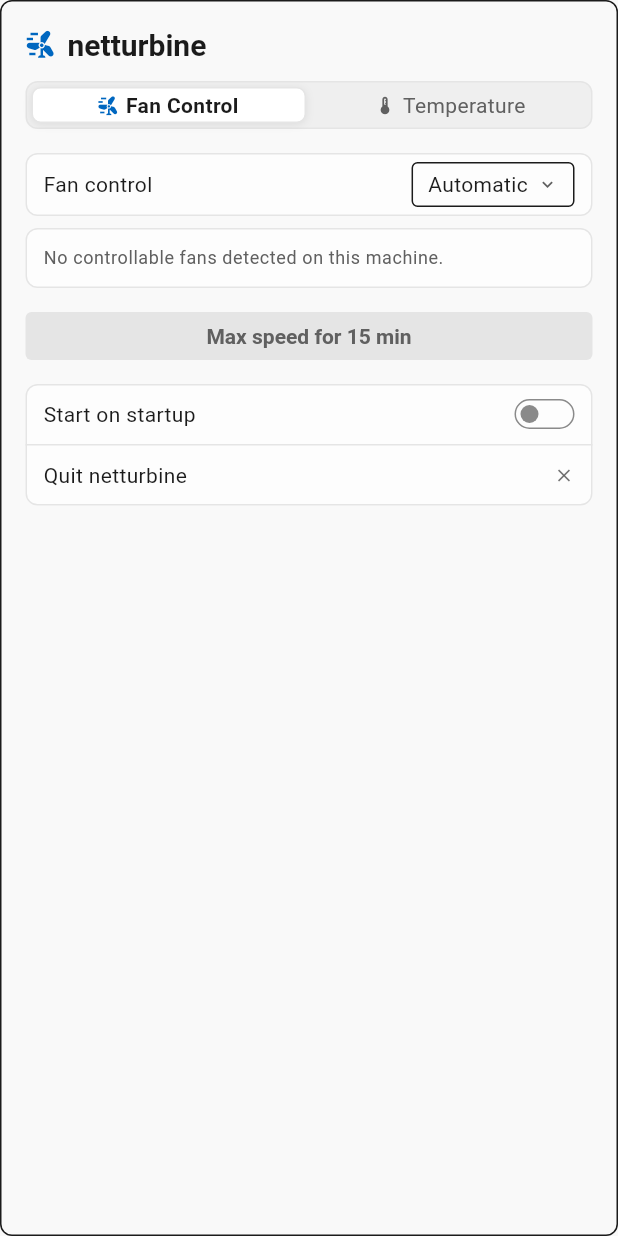
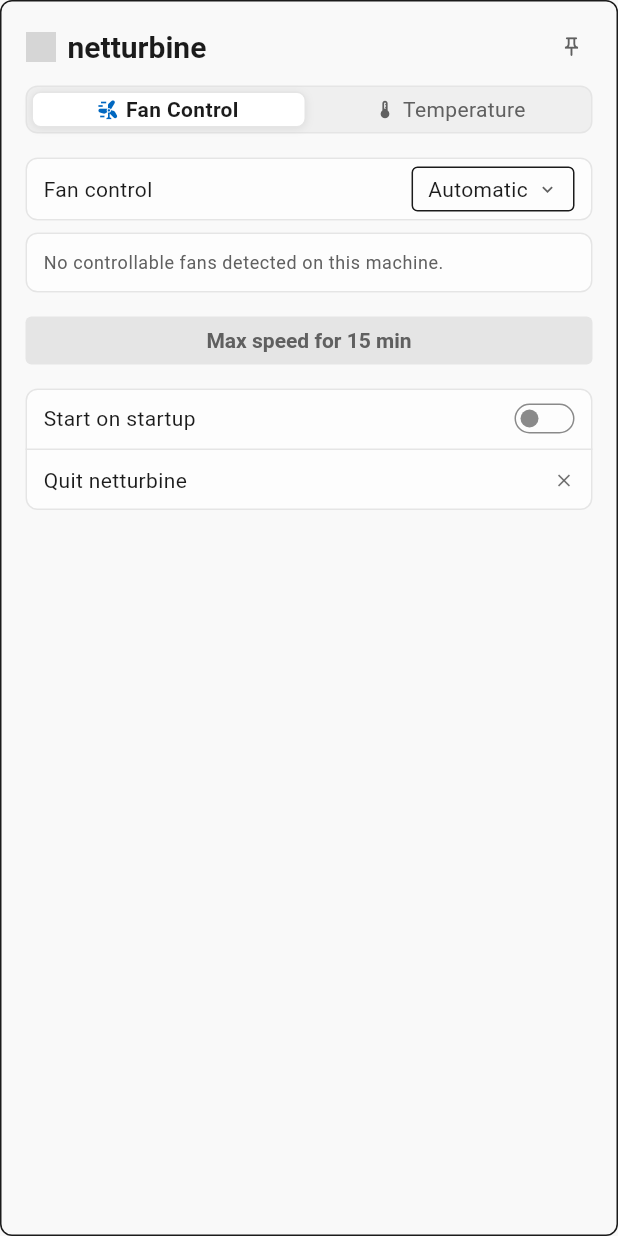
Before and after one commit to socksprox/netturbine, a Flutter app: the screen it shows after launch, on a phone screen of 412 x 824 dp. Run offline on Flutter 3.47's test engine with Material 3 defaults, Android fonts, the phone set to English and light mode, and no system bars; Roboto replaces fonts that are missing (Segoe UI Variable Text); grey boxes are pictures that could not be loaded.

Commit message:
Add window pin button to keep flyout open on blur
- Add setWindowPinned() to SystemIntegration interface and implementations
- Track pinned_ state in Win32Window; skip blur-driven Hide() when pinned
- Add PinButton widget (push_pin icon) in HomePage title bar next to logo
- Replace wind_power icon with netturbine.png asset in title bar
- Store windowPinned in AppState, wire to system integration call
- Update widget test to verify pin toggle updates state and system
- Fix app_state_test expectation:

```diff
--- a/lib/api/system_integration.dart
+++ b/lib/api/system_integration.dart
@@ -18,6 +18,10 @@
   /// Brings the app window to the foreground.
   Future<void> showWindow();
 
+  /// Pins the window open: it stays visible and on top when it loses
+  /// focus instead of auto-hiding. No-op where unsupported.
+  Future<void> setWindowPinned(bool pinned);
+
   /// Quits the app (as opposed to hiding the window to the tray).
   Future<void> quitApp();
 
--- a/lib/api/unsupported.dart
+++ b/lib/api/unsupported.dart
@@ -53,6 +53,9 @@
   Future<void> showWindow() async {}
 
   @override
+  Future<void> setWindowPinned(bool pinned) async {}
+
+  @override
   Future<void> quitApp() async {}
 
   @override
--- a/lib/ui/home_page.dart
+++ b/lib/ui/home_page.dart
@@ -5,6 +5,7 @@
 import 'widgets/boost_button.dart';
 import 'widgets/fan_card.dart';
 import 'widgets/mode_selector.dart';
+import 'widgets/pin_button.dart';
 import 'widgets/profile_editor.dart';
 import 'widgets/segmented_selector.dart';
 import 'widgets/settings_section.dart';
@@ -42,13 +43,18 @@
               children: [
                 Row(
                   children: [
-                    Icon(
-                      Icons.wind_power,
-                      size: 20,
-                      color: theme.colorScheme.primary,
+                    Image.asset(
+                      'windows/runner/resources/netturbine.png',
+                      width: 20,
+                      height: 20,
                     ),
                     const SizedBox(width: 8),
                     Text('netturbine', style: theme.textTheme.titleLarge),
+                    const Spacer(),
+                    PinButton(
+                      pinned: state.windowPinned,
+                      onChanged: state.setWindowPinned,
+                    ),
                   ],
                 ),
                 const SizedBox(height: 12),
--- /dev/null
+++ b/lib/ui/widgets/pin_button.dart
@@ -0,0 +1,56 @@
+import 'package:flutter/material.dart';
+
+/// Windows 11-style title-bar pin toggle: keeps the flyout open on blur.
+/// Outlined pin when off; accent pin on a tinted chip when on.
+class PinButton extends StatefulWidget {
+  const PinButton({super.key, required this.pinned, required this.onChanged});
+
+  final bool pinned;
+  final ValueChanged<bool> onChanged;
+
+  @override
+  State<PinButton> createState() => _PinButtonState();
+}
+
+class _PinButtonState extends State<PinButton> {
+  bool _hovering = false;
+
+  @override
+  Widget build(BuildContext context) {
+    final theme = Theme.of(context);
+    final accent = theme.colorScheme.primary;
+    final fg = widget.pinned
+        ? accent
+        : theme.textTheme.bodySmall?.color ?? theme.hintColor;
+
+    return Tooltip(
+      message: widget.pinned ? 'Unpin window' : 'Keep window open',
+      child: MouseRegion(
+        cursor: SystemMouseCursors.click,
+        onEnter: (_) => setState(() => _hovering = true),
+        onExit: (_) => setState(() => _hovering = false),
+        child: GestureDetector(
+          onTap: () => widget.onChanged(!widget.pinned),
+          child: AnimatedContainer(
+            duration: const Duration(milliseconds: 100),
+            width: 28,
+            height: 28,
+            decoration: BoxDecoration(
+              borderRadius: BorderRadius.circular(4),
+              color: widget.pinned
+                  ? accent.withValues(alpha: _hovering ? 0.2 : 0.12)
+                  : _hovering
+                      ? theme.colorScheme.onSurface.withValues(alpha: 0.06)
+                      : Colors.transparent,
+            ),
+            child: Icon(
+              widget.pinned ? Icons.push_pin : Icons.push_pin_outlined,
+              size: 15,
+              color: fg,
+            ),
+          ),
+        ),
+      ),
+    );
+  }
+}
--- a/pubspec.yaml
+++ b/pubspec.yaml
@@ -63,6 +63,9 @@
   # the material Icons class.
   uses-material-design: true
 
+  assets:
+    - windows/runner/resources/netturbine.png
+
   # To add assets to your application, add an assets section, like this:
   # assets:
   #   - images/a_dot_burr.jpeg
```
Also changed, not shown: lib/api/windows/windows_system_integration.dart (+10 -0 lines), 6 other files.
